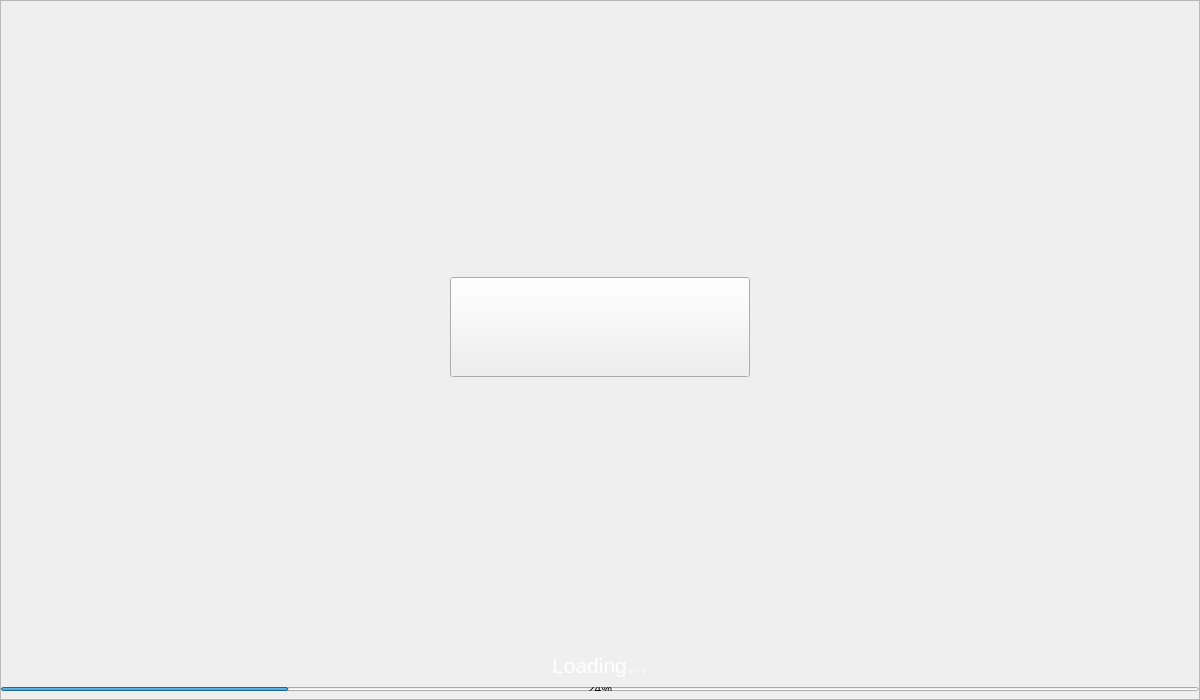
VitaeTeam/Vitae, file src/qt/vitae/forms/splash.ui: the form before one commit.
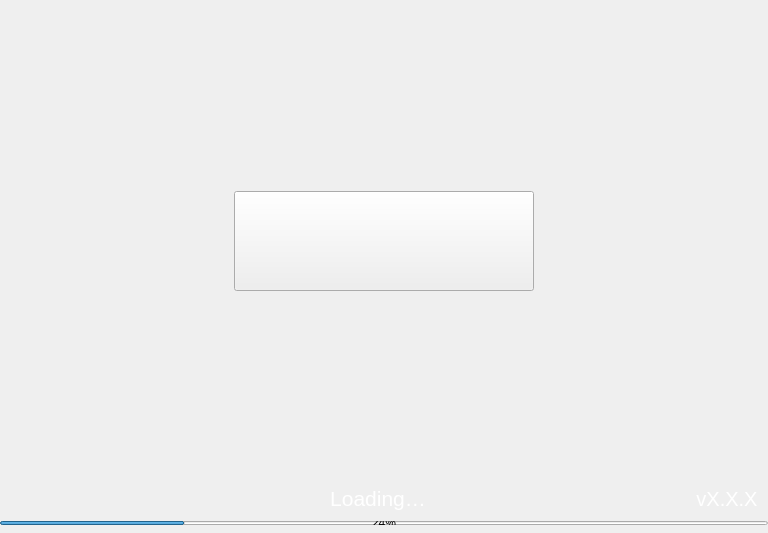
The form after the commit.

```diff
--- a/src/qt/vitae/forms/splash.ui
+++ b/src/qt/vitae/forms/splash.ui
@@ -6,14 +6,14 @@
    <rect>
     <x>0</x>
     <y>0</y>
-    <width>1200</width>
-    <height>700</height>
+    <width>768</width>
+    <height>533</height>
    </rect>
   </property>
   <property name="minimumSize">
    <size>
-    <width>0</width>
-    <height>700</height>
+    <width>768</width>
+    <height>533</height>
    </size>
   </property>
   <property name="maximumSize">
@@ -53,10 +53,10 @@
       <string notr="true"/>
      </property>
      <property name="frameShape">
-      <enum>QFrame::StyledPanel</enum>
+      <enum>QFrame::NoFrame</enum>
      </property>
      <property name="frameShadow">
-      <enum>QFrame::Raised</enum>
+      <enum>QFrame::Plain</enum>
      </property>
      <layout class="QVBoxLayout" name="verticalLayout">
       <property name="spacing">
@@ -119,7 +119,31 @@
         </property>
        </spacer>
       </item>
-      <item alignment="Qt::AlignHCenter">
+      <item>
+       <widget class="QWidget" name="horizontalWidget" native="true">
+        <property name="minimumSize">
+         <size>
+          <width>0</width>
+          <height>30</height>
+         </size>
+        </property>
+        <layout class="QHBoxLayout" name="horizontalLayout_2">
+         <property name="spacing">
+          <number>0</number>
+         </property>
+         <property name="leftMargin">
+          <number>10</number>
+         </property>
+         <property name="topMargin">
+          <number>0</number>
+         </property>
+         <property name="rightMargin">
+          <number>10</number>
+         </property>
+         <property name="bottomMargin">
+          <number>0</number>
+         </property>
+         <item>
        <widget class="QLabel" name="lblMessage">
         <property name="sizePolicy">
          <sizepolicy hsizetype="Expanding" vsizetype="Preferred">
@@ -139,7 +163,7 @@
          </font>
         </property>
         <property name="styleSheet">
-         <string notr="true">color:white;</string>
+            <string notr="true">color:white; padding-left:50px;</string>
         </property>
         <property name="text">
          <string>Loading…</string>
@@ -147,6 +171,33 @@
         <property name="alignment">
          <set>Qt::AlignHCenter|Qt::AlignTop</set>
         </property>
+          </widget>
+         </item>
+         <item alignment="Qt::AlignVCenter">
+          <widget class="QLabel" name="lblVersion">
+           <property name="minimumSize">
+            <size>
+             <width>0</width>
+             <height>30</height>
+            </size>
+           </property>
+           <property name="font">
+            <font>
+             <pointsize>15</pointsize>
+            </font>
+           </property>
+           <property name="styleSheet">
+            <string notr="true">color:white; padding-top:1px;</string>
+           </property>
+           <property name="text">
+            <string notr="true">vX.X.X</string>
+           </property>
+           <property name="alignment">
+            <set>Qt::AlignHCenter|Qt::AlignTop</set>
+           </property>
+          </widget>
+         </item>
+        </layout>
        </widget>
       </item>
       <item>
```
Lines whose indentation alone changed are shown as unchanged.
